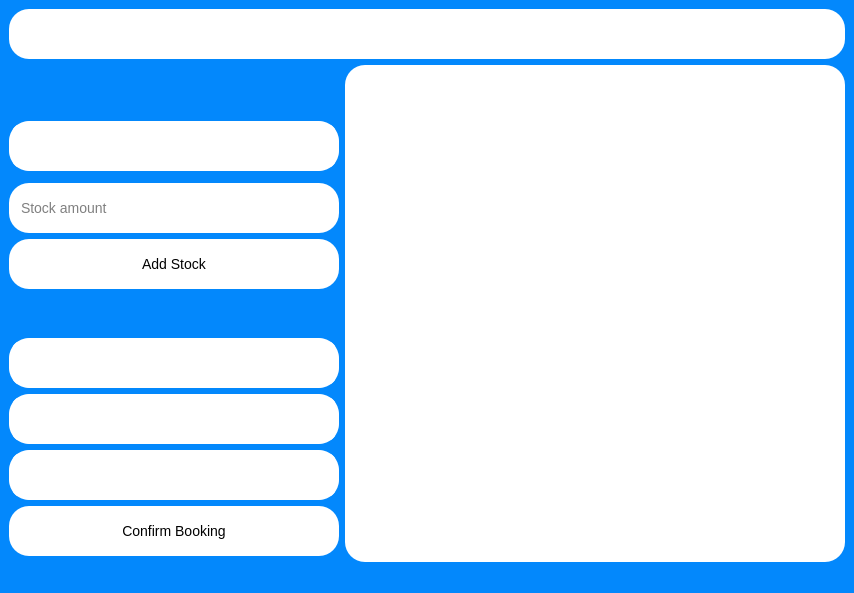
Before: the Qt Designer form Client-Side/Ui/BookingWindow.ui in atlas-aerospace-yt/LabManagementSystem, drawn with Qt 5.
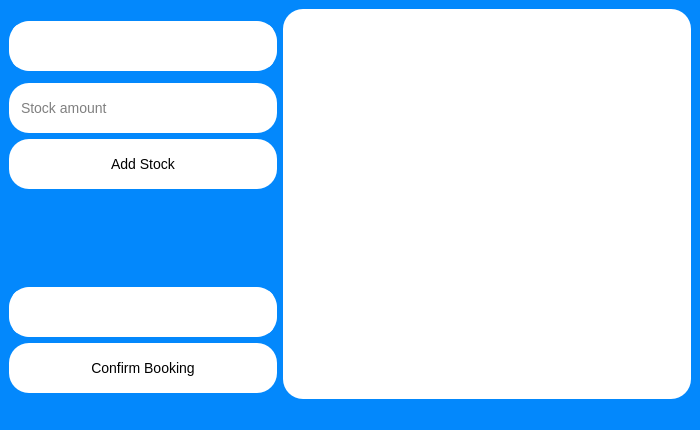
After: the same form once the commit is applied.

What changed in the file:
```diff
--- a/Client-Side/Ui/BookingWindow.ui
+++ b/Client-Side/Ui/BookingWindow.ui
@@ -6,8 +6,8 @@
    <rect>
     <x>0</x>
     <y>0</y>
-    <width>854</width>
-    <height>593</height>
+    <width>700</width>
+    <height>430</height>
    </rect>
   </property>
   <property name="windowTitle">
@@ -132,21 +132,8 @@
   <widget class="QWidget" name="centralwidget">
    <layout class="QGridLayout" name="gridLayout_2">
     <item row="0" column="0">
-     <layout class="QGridLayout" name="gridLayout" columnstretch="2,2,1">
-      <item row="1" column="0" colspan="3">
-       <widget class="QLabel" name="notification">
-        <property name="minimumSize">
-         <size>
-          <width>0</width>
-          <height>50</height>
-         </size>
-        </property>
-        <property name="text">
-         <string/>
-        </property>
-       </widget>
-      </item>
-      <item row="6" column="0">
+     <layout class="QGridLayout" name="gridLayout" columnstretch="2,3,0">
+      <item row="5" column="0">
        <widget class="QLineEdit" name="stock_amount">
         <property name="minimumSize">
          <size>
@@ -159,10 +146,46 @@
         </property>
        </widget>
       </item>
-      <item row="2" column="1" rowspan="12" colspan="2">
+      <item row="3" column="0">
+       <widget class="QComboBox" name="stock">
+        <property name="minimumSize">
+         <size>
+          <width>0</width>
+          <height>50</height>
+         </size>
+        </property>
+       </widget>
+      </item>
+      <item row="6" column="0">
+       <widget class="QPushButton" name="add_stock">
+        <property name="minimumSize">
+         <size>
+          <width>0</width>
+          <height>50</height>
+         </size>
+        </property>
+        <property name="text">
+         <string>Add Stock</string>
+        </property>
+       </widget>
+      </item>
+      <item row="7" column="0">
+       <spacer name="verticalSpacer">
+        <property name="orientation">
+         <enum>Qt::Vertical</enum>
+        </property>
+        <property name="sizeHint" stdset="0">
+         <size>
+          <width>20</width>
+          <height>40</height>
+         </size>
+        </property>
+       </spacer>
+      </item>
+      <item row="1" column="1" rowspan="10" colspan="2">
        <widget class="QTextBrowser" name="booking_info"/>
       </item>
-      <item row="12" column="0">
+      <item row="9" column="0">
        <widget class="QPushButton" name="confirm_booking">
         <property name="minimumSize">
          <size>
@@ -176,81 +199,6 @@
        </widget>
       </item>
       <item row="8" column="0">
-       <spacer name="verticalSpacer">
-        <property name="orientation">
-         <enum>Qt::Vertical</enum>
-        </property>
-        <property name="sizeHint" stdset="0">
-         <size>
-          <width>20</width>
-          <height>40</height>
-         </size>
-        </property>
-       </spacer>
-      </item>
-      <item row="7" column="0">
-       <widget class="QPushButton" name="add_stock">
-        <property name="minimumSize">
-         <size>
-          <width>0</width>
-          <height>50</height>
-         </size>
-        </property>
-        <property name="text">
-         <string>Add Stock</string>
-        </property>
-       </widget>
-      </item>
-      <item row="9" column="0">
-       <widget class="QComboBox" name="date">
-        <property name="minimumSize">
-         <size>
-          <width>0</width>
-          <height>50</height>
-         </size>
-        </property>
-       </widget>
-      </item>
-      <item row="4" column="0">
-       <widget class="QComboBox" name="stock">
-        <property name="minimumSize">
-         <size>
-          <width>0</width>
-          <height>50</height>
-         </size>
-        </property>
-       </widget>
-      </item>
-      <item row="2" column="0">
-       <spacer name="verticalSpacer_2">
-        <property name="orientation">
-         <enum>Qt::Vertical</enum>
-        </property>
-        <property name="sizeHint" stdset="0">
-         <size>
-          <width>20</width>
-          <height>40</height>
-         </size>
-        </property>
-       </spacer>
-      </item>
-      <item row="10" column="0">
-       <widget class="QComboBox" name="time">
-        <property name="sizePolicy">
-         <sizepolicy hsizetype="Expanding" vsizetype="Fixed">
-          <horstretch>0</horstretch>
-          <verstretch>0</verstretch>
-         </sizepolicy>
-        </property>
-        <property name="minimumSize">
-         <size>
-          <width>0</width>
-          <height>50</height>
-         </size>
-        </property>
-       </widget>
-      </item>
-      <item row="11" column="0">
        <widget class="QComboBox" name="lab">
         <property name="minimumSize">
          <size>
```
